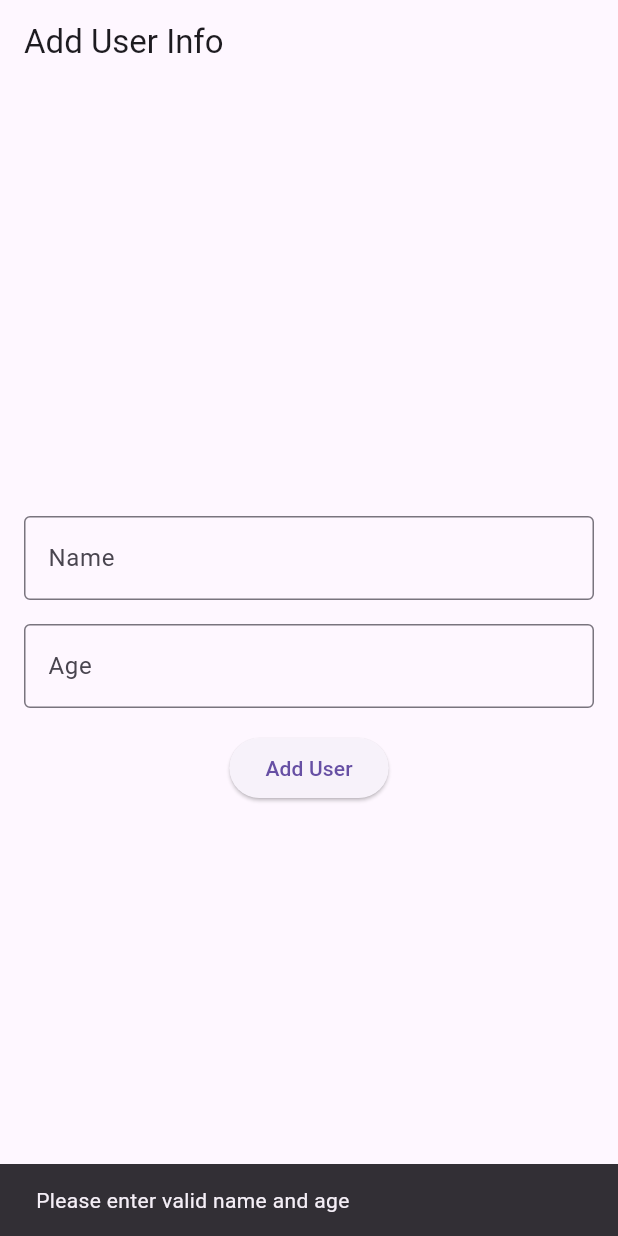
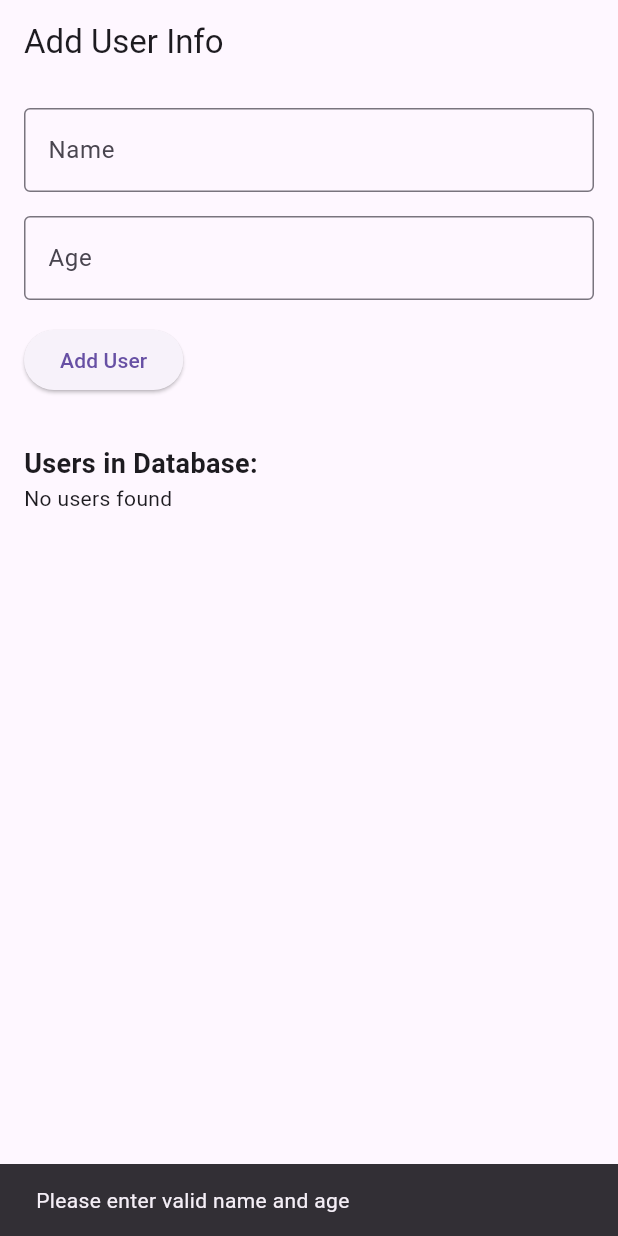
Before and after one commit to SteveT2023/SQLiteApp, a Flutter app: the screen it shows after launch, after a tap on "Add User", on a phone screen of 412 x 824 dp. Run offline on Flutter 3.47's test engine with Material 3 defaults, Android fonts, the light colour scheme and no system bars; our stand-ins replace sqflite; accounts and stored records are empty.

Commit message:
Display stored info in the database.

```diff
--- a/lib/main.dart
+++ b/lib/main.dart
@@ -27,12 +27,14 @@ class _userInfoState extends State<userInfo> {
   late DatabaseHelper _dbHelper;
   final _nameController = TextEditingController();
   final _ageController = TextEditingController();
+  List<Map<String, dynamic>> _users = [];
 
   @override
   void initState() {
     super.initState();
     _dbHelper = DatabaseHelper();
     _dbHelper.init();
+    _loadUsers();
   }
 
   void _addUser() async {
@@ -54,11 +56,19 @@ class _userInfoState extends State<userInfo> {
     _nameController.clear();
     _ageController.clear();
 
+    _loadUsers();
+
     ScaffoldMessenger.of(context).showSnackBar(
       SnackBar(content: Text('User added successfully')),
     );
+  }
 
-    setState(() {});
+  void _loadUsers() async {
+    final users = await _dbHelper.queryAllRows();
+    print("Loaded users: $users");
+    setState(() {
+      _users = users;
+    });
   }
 
   @override
@@ -70,7 +80,7 @@ class _userInfoState extends State<userInfo> {
       body: Padding(
         padding: const EdgeInsets.all(16.0),
         child: Column(
-          mainAxisAlignment: MainAxisAlignment.center,
+          crossAxisAlignment: CrossAxisAlignment.start,
           children: [
             TextField(
               controller: _nameController,
@@ -93,6 +103,26 @@ class _userInfoState extends State<userInfo> {
               onPressed: _addUser,
               child: Text('Add User'),
             ),
+            SizedBox(height: 32),
+            Text(
+              'Users in Database:',
+              style: TextStyle(fontSize: 18, fontWeight: FontWeight.bold),
+            ),
+            _users.isEmpty
+                ? Text('No users found')
+                : Expanded(
+                    child: ListView.builder(
+                      shrinkWrap: true,
+                      itemCount: _users.length,
+                      itemBuilder: (context, index) {
+                        var user = _users[index];
+                        return ListTile(
+                          title: Text(user['name']),
+                          subtitle: Text('Age: ${user['age']}'),
+                        );
+                      },
+                    ),
+                  ),
           ],
         ),
       ),
```
